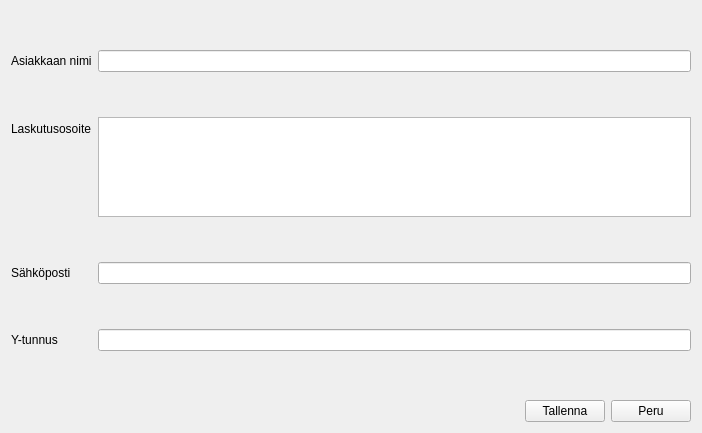
Before: the Qt Designer form kitupiikki/laskutus/yhteystiedot.ui in artoh/kitupiikki, drawn with Qt 5.
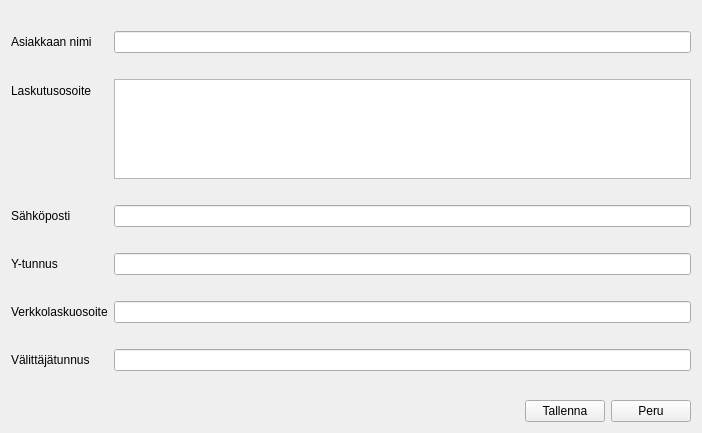
After: the same form once the commit is applied. Icons and pictures are not drawn.

Diff of the .ui file:
```diff
--- a/kitupiikki/laskutus/yhteystiedot.ui
+++ b/kitupiikki/laskutus/yhteystiedot.ui
@@ -66,6 +66,26 @@
      <item row="3" column="1">
       <widget class="QLineEdit" name="YtunnusEdit"/>
      </item>
+     <item row="4" column="0">
+      <widget class="QLabel" name="label_5">
+       <property name="text">
+        <string>Verkkolaskuosoite</string>
+       </property>
+      </widget>
+     </item>
+     <item row="4" column="1">
+      <widget class="QLineEdit" name="verkkolaskuOsoite"/>
+     </item>
+     <item row="5" column="0">
+      <widget class="QLabel" name="label_6">
+       <property name="text">
+        <string>Välittäjätunnus</string>
+       </property>
+      </widget>
+     </item>
+     <item row="5" column="1">
+      <widget class="QLineEdit" name="valittajaTunnus"/>
+     </item>
     </layout>
    </item>
    <item>
```
